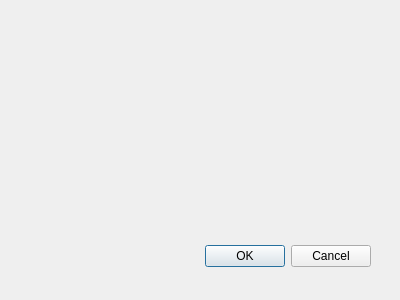
Above: newprojectdialog.ui from zhehuaz/ITE before the change. Below: the same form after it.
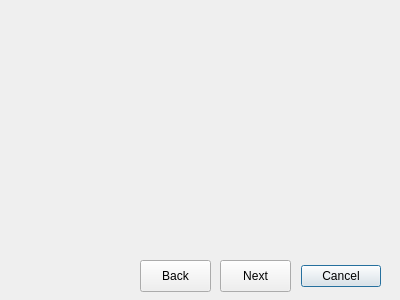
That is the form after the change.

What changed in the file:
```diff
--- a/newprojectdialog.ui
+++ b/newprojectdialog.ui
@@ -18,9 +18,9 @@
   <widget name="buttonBox" class="QDialogButtonBox">
    <property name="geometry">
     <rect>
-     <x>30</x>
-     <y>240</y>
-     <width>341</width>
+     <x>300</x>
+     <y>260</y>
+     <width>81</width>
      <height>32</height>
     </rect>
    </property>
@@ -28,7 +28,33 @@
     <enum>Qt::Horizontal</enum>
    </property>
    <property name="standardButtons">
-    <set>QDialogButtonBox::Cancel|QDialogButtonBox::Ok</set>
+    <set>QDialogButtonBox::Cancel</set>
+   </property>
+  </widget>
+  <widget class="QPushButton" name="nextButton">
+   <property name="geometry">
+    <rect>
+     <x>220</x>
+     <y>260</y>
+     <width>71</width>
+     <height>32</height>
+    </rect>
+   </property>
+   <property name="text">
+    <string>Next</string>
+   </property>
+  </widget>
+  <widget class="QPushButton" name="backButton">
+   <property name="geometry">
+    <rect>
+     <x>140</x>
+     <y>260</y>
+     <width>71</width>
+     <height>32</height>
+    </rect>
+   </property>
+   <property name="text">
+    <string>Back</string>
    </property>
   </widget>
  </widget>
```
Left out of the diff: 9 changed lines with no effect on the pictures.
